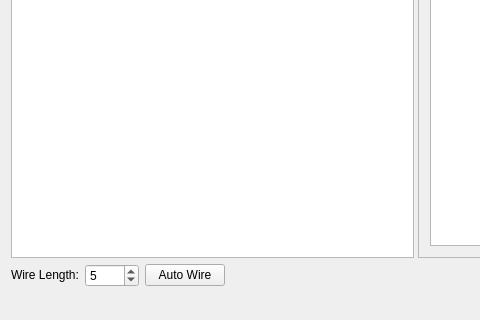
computergeek1507/xModelGenQT, file res/mainwindow.ui: the form before one commit; both pictures show x 0 to 480 and y 402 to 722 of the 870 by 722 pixel window.
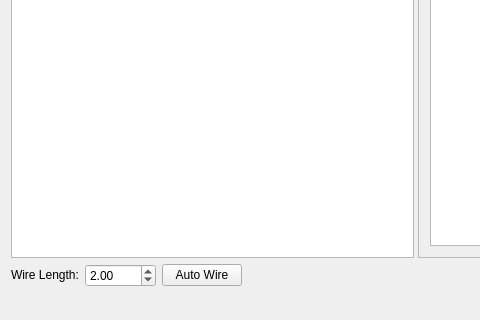
The form after the commit. Icons and pictures are not drawn. Custom widgets are drawn as their Qt base class.

Diff of the .ui file:
```diff
--- a/res/mainwindow.ui
+++ b/res/mainwindow.ui
@@ -98,24 +98,18 @@
        </widget>
       </item>
       <item>
-       <widget class="QSpinBox" name="spinBox_wireSize">
+       <widget class="QDoubleSpinBox" name="doubleSpinBox_wireSize">
         <property name="sizePolicy">
          <sizepolicy hsizetype="Minimum" vsizetype="Fixed">
           <horstretch>0</horstretch>
           <verstretch>0</verstretch>
          </sizepolicy>
         </property>
-        <property name="minimum">
-         <number>1</number>
-        </property>
         <property name="maximum">
-         <number>1000</number>
-        </property>
-        <property name="singleStep">
-         <number>5</number>
+         <double>9999.989999999999782</double>
         </property>
         <property name="value">
-         <number>5</number>
+         <double>2.000000000000000</double>
         </property>
        </widget>
       </item>
```
